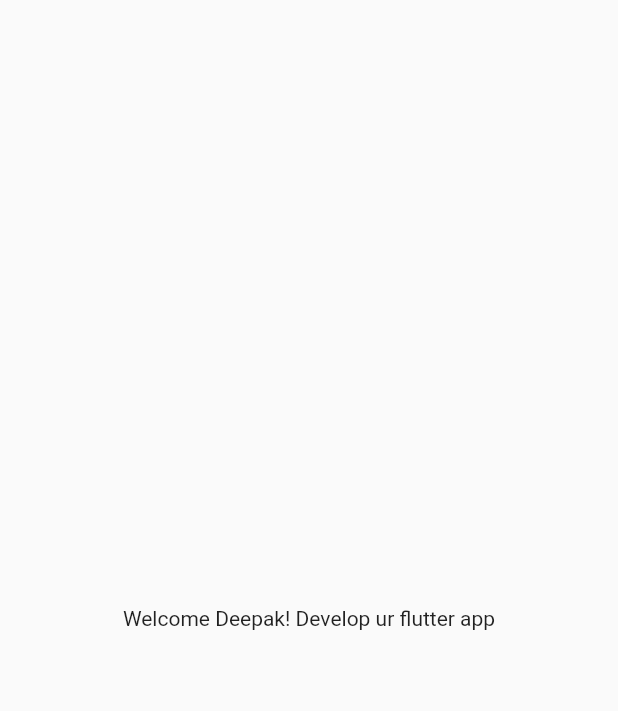
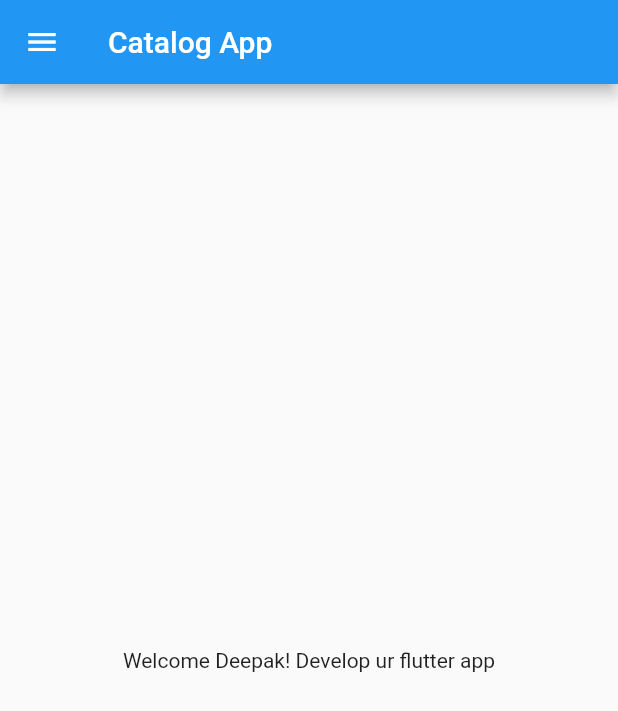
Before and after one commit to Deepakgarg2309/Catalog_app, a Flutter app: the screen it shows after launch, on a phone screen of 412 x 824 dp. Shown: the top 711 px of the screen. Run offline on Flutter 3.47's test engine with Material 2 defaults, Android fonts, the phone set to English and light mode, and no system bars.

Commit message:
Day 2 completed!

```diff
--- /dev/null
+++ b/lib/home_page.dart
@@ -0,0 +1,18 @@
+import 'package:flutter/material.dart';
+
+class HomePage extends StatelessWidget{
+  @override
+  Widget build(BuildContext context){
+    return Scaffold(
+      appBar: AppBar(
+        title: Text("Catalog App"),
+      ),
+        body: Center(
+          child: Container(
+            child: Text("Welcome Deepak! Develop ur flutter app"),
+          ),
+      ),
+      drawer: Drawer(),
+    );
+  }
+}
--- a/lib/main.dart
+++ b/lib/main.dart
@@ -1,3 +1,4 @@
+import 'package:catalog_app/home_page.dart';
 import 'package:flutter/material.dart';
 
 void main(){
@@ -10,13 +11,7 @@ class MyApp extends StatelessWidget {
   @override
   Widget build(BuildContext context) {
     return MaterialApp(
-      home: Material(
-        child: Center(
-          child: Container(
-            child: Text("Welcome Deepak! Develop ur flutter app"),
-      ),
-    ),
-      ),/**/
+      home: HomePage(),
     );
   }
 }
```
